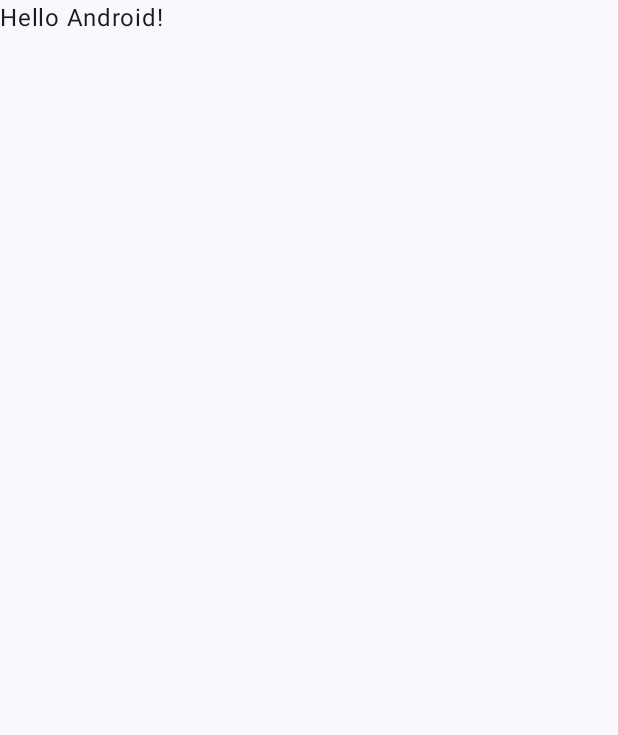
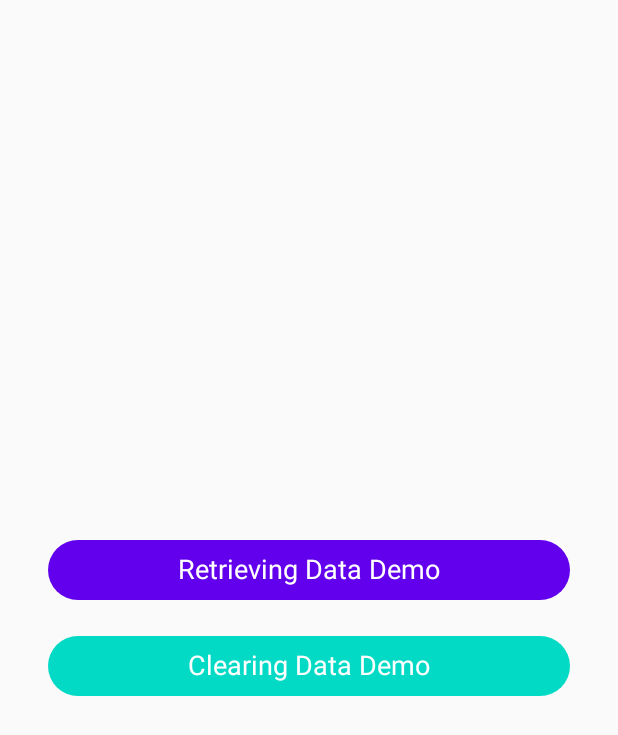
Before and after one commit to lzaycoe/prm392-demo, an Android app built with Jetpack Compose: the screen it shows after launch (MainActivity), on a phone screen of 412 x 824 dp. Before the commit the part shown is almost empty. Shown: the top 735 px of the screen. Run offline under Robolectric (Android 15) with nearby library versions, the phone set to English and light mode, and no system bars.

```diff
--- a/slot-7/app/src/main/java/com/example/slot7/MainActivity.kt
+++ b/slot-7/app/src/main/java/com/example/slot7/MainActivity.kt
@@ -1,47 +1,61 @@
 package com.example.slot7
 
+import android.content.Intent
 import android.os.Bundle
 import androidx.activity.ComponentActivity
 import androidx.activity.compose.setContent
-import androidx.activity.enableEdgeToEdge
-import androidx.compose.foundation.layout.fillMaxSize
-import androidx.compose.foundation.layout.padding
-import androidx.compose.material3.Scaffold
+import androidx.compose.foundation.layout.*
+import androidx.compose.material3.Button
 import androidx.compose.material3.Text
+import androidx.compose.material3.ButtonDefaults
 import androidx.compose.runtime.Composable
+import androidx.compose.ui.Alignment
 import androidx.compose.ui.Modifier
-import androidx.compose.ui.tooling.preview.Preview
-import com.example.slot7.ui.theme.Slot7Theme
+import androidx.compose.ui.graphics.Color
+import androidx.compose.ui.text.TextStyle
+import androidx.compose.ui.unit.dp
+import androidx.compose.ui.unit.sp
 
 class MainActivity : ComponentActivity() {
     override fun onCreate(savedInstanceState: Bundle?) {
         super.onCreate(savedInstanceState)
-        enableEdgeToEdge()
         setContent {
-            Slot7Theme {
-                Scaffold(modifier = Modifier.fillMaxSize()) { innerPadding ->
-                    Greeting(
-                        name = "Android",
-                        modifier = Modifier.padding(innerPadding)
-                    )
-                }
+            MainScreen()
+        }
+    }
+
+    @Composable
+    fun MainScreen() {
+        Column(
+            modifier = Modifier.fillMaxSize(),
+            verticalArrangement = Arrangement.Center,
+            horizontalAlignment = Alignment.CenterHorizontally
+        ) {
+            Button(
+                onClick = {
+                    startActivity(Intent(this@MainActivity, RetrievingData::class.java))
+                },
+                modifier = Modifier
+                    .fillMaxWidth()
+                    .padding(horizontal = 32.dp),
+                colors = ButtonDefaults.buttonColors(containerColor = Color(0xFF6200EE))
+            ) {
+                Text("Retrieving Data Demo", color = Color.White, style = TextStyle(fontSize = 18.sp))
+            }
+
+            Spacer(modifier = Modifier.height(16.dp))
+
+            Button(
+                onClick = {
+                    startActivity(Intent(this@MainActivity, ClearingData::class.java))
+                },
+                modifier = Modifier
+                    .fillMaxWidth()
+                    .padding(horizontal = 32.dp),
+                colors = ButtonDefaults.buttonColors(containerColor = Color(0xFF03DAC5))
+            ) {
+                Text("Clearing Data Demo", color = Color.White, style = TextStyle(fontSize = 18.sp))
             }
         }
     }
 }
-
-@Composable
-fun Greeting(name: String, modifier: Modifier = Modifier) {
-    Text(
-        text = "Hello $name!",
-        modifier = modifier
-    )
-}
-
-@Preview(showBackground = true)
-@Composable
-fun GreetingPreview() {
-    Slot7Theme {
-        Greeting("Android")
-    }
-}
```
Also changed, not shown: slot-7/app/src/main/java/com/example/slot7/ClearingData.kt (added, +15 -0 lines), slot-7/app/src/main/java/com/example/slot7/RetrievingData.kt (added, +15 -0 lines).
